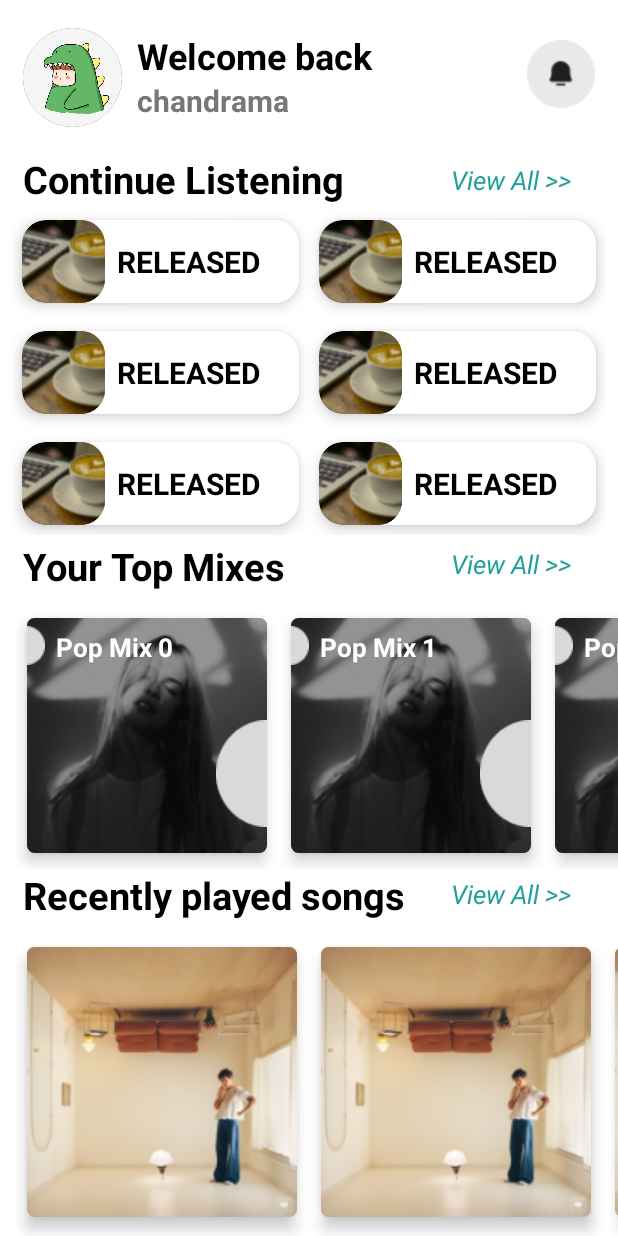
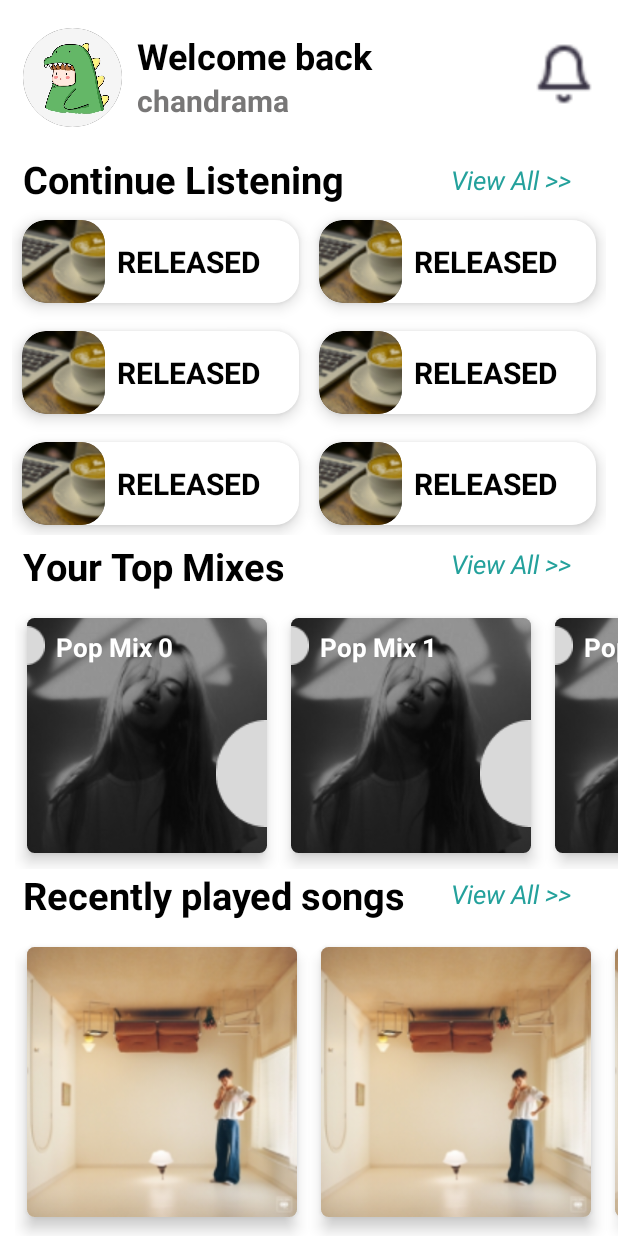
Before and after one commit to thm1911/Android---NCast, an Android app: the fragment HomeFragment shown on its own in the app's theme, on a phone screen of 412 x 824 dp. Run offline under Robolectric (Android 15) with nearby library versions, the phone set to English and light mode, and no system bars.

Commit message:
change icon notification

```diff
--- a/app/src/main/res/layout/fragment_home.xml
+++ b/app/src/main/res/layout/fragment_home.xml
@@ -15,7 +15,7 @@
         app:layout_constraintBottom_toTopOf="@id/continue_listening"
         app:layout_constraintDimensionRatio="1:1"
         app:layout_constraintEnd_toEndOf="parent"
-        app:layout_constraintHeight_percent="0.055"
+        app:layout_constraintHeight_percent="0.05"
         app:layout_constraintTop_toTopOf="parent"
         app:layout_constraintVertical_bias="0.475" />
 
```
Also changed, not shown: app/src/main/res/drawable/notification.png.
